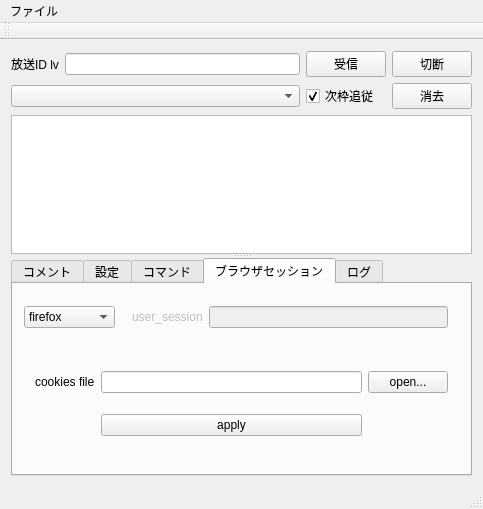
This is ui/mainwindow.ui in diginatu/Viqo as Qt 5 draws it before an edit. The edited form follows.
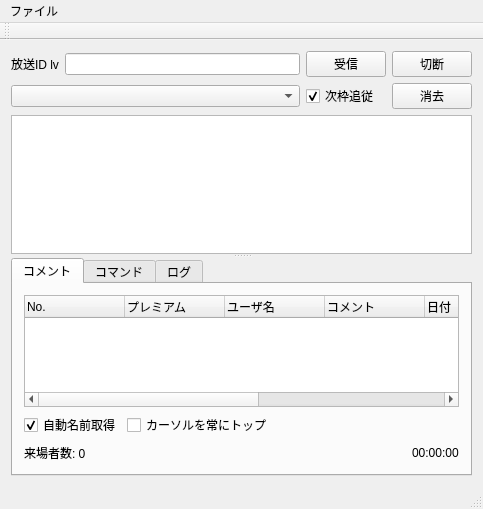
This is the edited form. The open tabs and pages were chosen to show the change.

Commit message: devided some settings into settingsWindow

```diff
--- a/ui/mainwindow.ui
+++ b/ui/mainwindow.ui
@@ -110,7 +110,7 @@
       <property name="orientation">
        <enum>Qt::Vertical</enum>
       </property>
-      <widget class="QTextBrowser" name="comment_view">
+      <widget class="QTextBrowser" name="one_comment_view">
        <property name="sizePolicy">
         <sizepolicy hsizetype="Minimum" vsizetype="Expanding">
          <horstretch>0</horstretch>
@@ -201,7 +201,7 @@
           </widget>
          </item>
          <item row="0" column="0" colspan="3">
-          <widget class="QTreeWidget" name="commentView">
+          <widget class="QTreeWidget" name="comment_view">
            <property name="sizePolicy">
             <sizepolicy hsizetype="Minimum" vsizetype="Expanding">
              <horstretch>0</horstretch>
@@ -262,59 +262,6 @@
          </item>
         </layout>
        </widget>
-       <widget class="QWidget" name="setting_tab">
-        <attribute name="title">
-         <string>設定</string>
-        </attribute>
-        <widget class="QGroupBox" name="userddata">
-         <property name="geometry">
-          <rect>
-           <x>30</x>
-           <y>10</y>
-           <width>209</width>
-           <height>96</height>
-          </rect>
-         </property>
-         <property name="title">
-          <string>User Data</string>
-         </property>
-         <layout class="QFormLayout" name="formLayout_3">
-          <item row="0" column="0">
-           <widget class="QLabel" name="label">
-            <property name="text">
-             <string>Mail</string>
-            </property>
-           </widget>
-          </item>
-          <item row="0" column="1">
-           <widget class="QLineEdit" name="userdata_mail"/>
-          </item>
-          <item row="1" column="0">
-           <widget class="QLabel" name="label_2">
-            <property name="text">
-             <string>Pass</string>
-            </property>
-           </widget>
-          </item>
-          <item row="1" column="1">
-           <widget class="QLineEdit" name="userdata_pass"/>
-          </item>
-         </layout>
-        </widget>
-        <widget class="QPushButton" name="user_data_OK">
-         <property name="geometry">
-          <rect>
-           <x>270</x>
-           <y>70</y>
-           <width>99</width>
-           <height>27</height>
-          </rect>
-         </property>
-         <property name="text">
-          <string>OK</string>
-         </property>
-        </widget>
-       </widget>
        <widget class="QWidget" name="tab">
         <attribute name="title">
          <string>コマンド</string>
@@ -402,82 +349,6 @@
          </item>
         </layout>
        </widget>
-       <widget class="QWidget" name="cookiesetting_tab">
-        <property name="mouseTracking">
-         <bool>false</bool>
-        </property>
-        <attribute name="title">
-         <string>ブラウザセッション</string>
-        </attribute>
-        <layout class="QGridLayout" name="gridLayout_5">
-         <item row="0" column="0">
-          <widget class="QComboBox" name="cookiesetting_browserCombo">
-           <item>
-            <property name="text">
-             <string>firefox</string>
-            </property>
-           </item>
-           <item>
-            <property name="text">
-             <string>direct input</string>
-            </property>
-           </item>
-          </widget>
-         </item>
-         <item row="0" column="1">
-          <widget class="QWidget" name="cookiesetting_usersession_groupe" native="true">
-           <property name="enabled">
-            <bool>false</bool>
-           </property>
-           <layout class="QFormLayout" name="formLayout">
-            <item row="0" column="0">
-             <widget class="QLabel" name="cookiesetting_usersession_label">
-              <property name="text">
-               <string>user_session</string>
-              </property>
-             </widget>
-            </item>
-            <item row="0" column="1">
-             <widget class="QLineEdit" name="cookiesetting_usersession"/>
-            </item>
-           </layout>
-          </widget>
-         </item>
-         <item row="1" column="0" colspan="2">
-          <widget class="QWidget" name="cookiesetting_browserSettings_group" native="true">
-           <property name="enabled">
-            <bool>true</bool>
-           </property>
-           <layout class="QGridLayout" name="gridLayout_4">
-            <item row="2" column="1">
-             <widget class="QPushButton" name="cookiesetting_apply">
-              <property name="text">
-               <string>apply</string>
-              </property>
-             </widget>
-            </item>
-            <item row="1" column="1">
-             <widget class="QLineEdit" name="cookiesetting_filename"/>
-            </item>
-            <item row="1" column="2">
-             <widget class="QPushButton" name="cookiesetting_file_open_button">
-              <property name="text">
-               <string>open...</string>
-              </property>
-             </widget>
-            </item>
-            <item row="1" column="0">
-             <widget class="QLabel" name="cookiesetting_file_label">
-              <property name="text">
-               <string>cookies file</string>
-              </property>
-             </widget>
-            </item>
-           </layout>
-          </widget>
-         </item>
-        </layout>
-       </widget>
        <widget class="QWidget" name="log_tab">
         <attribute name="title">
          <string>ログ</string>
```
Left out of the diff: 43 changed lines with no effect on the pictures. The commit also changes 16 other files.
